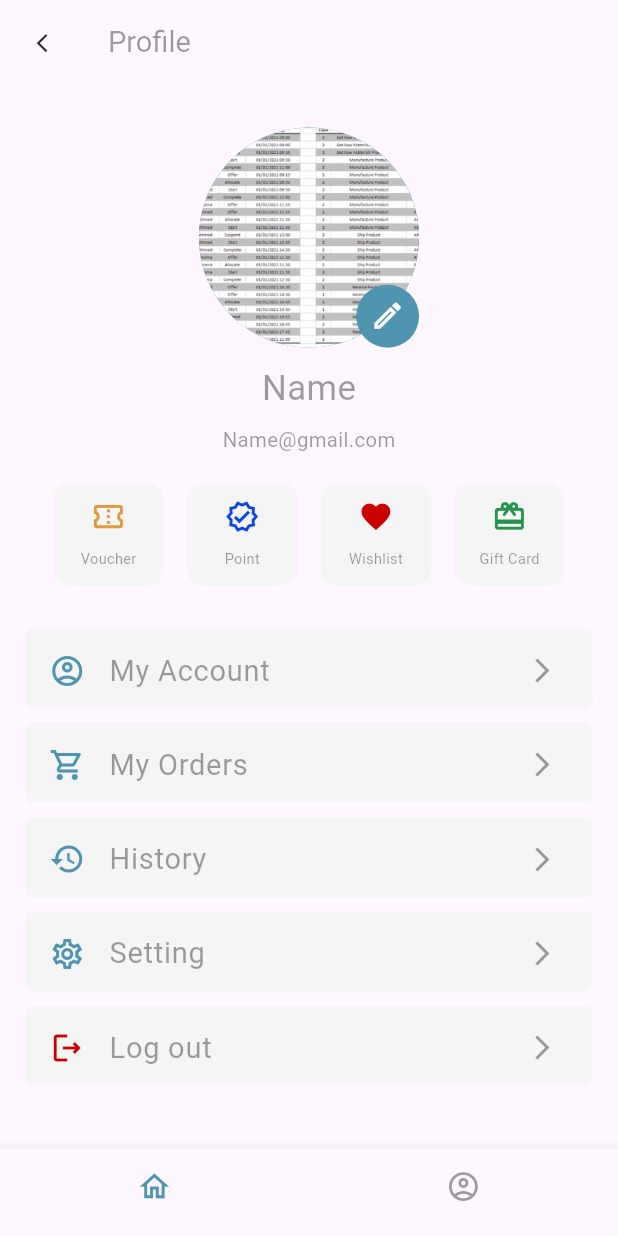
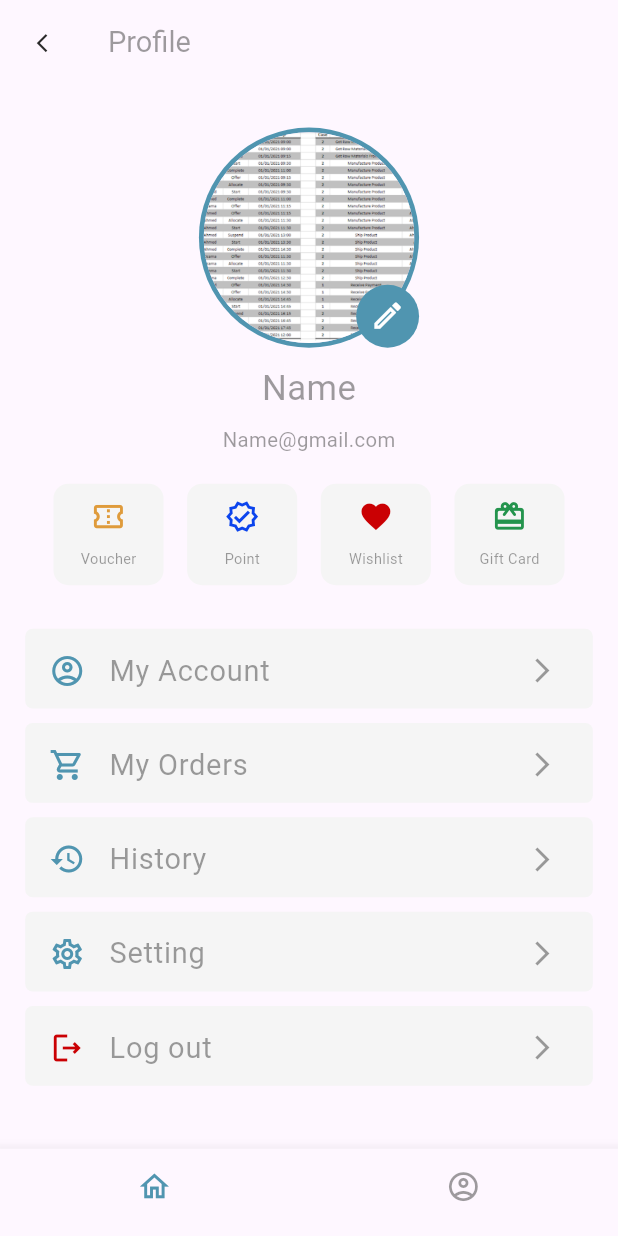
Before and after one commit to alaa-hossam/GP_frontend, a Flutter app: the Profile screen opened by its route, on a phone screen of 412 x 824 dp. Run offline on Flutter 3.47's test engine with Material 3 defaults, Android fonts, the phone set to English and light mode, and no system bars; our stand-ins replace device_info_plus, device_preview, image_picker; Roboto replaces fonts that are missing (Rubik, title-bold).

Commit message:
edit profile

```diff
--- a/lib/views/ProfileView.dart
+++ b/lib/views/ProfileView.dart
@@ -53,9 +53,12 @@ class _ProfileState extends State<Profile> {
               Stack(
                 children: [
                   CircleAvatar(
-                    backgroundImage: AssetImage('assets/images/BPM.png'),
                     backgroundColor: SizeConfig.iconColor,
                     radius: SizeConfig.horizontalBlock * 70,
+                    child: CircleAvatar(
+                      backgroundImage: AssetImage('assets/images/BPM.png'),
+                      radius: SizeConfig.horizontalBlock * 67,
+                    ),
                   ),
                   Positioned(
                     right: 0,
--- a/lib/widgets/BottomBar.dart
+++ b/lib/widgets/BottomBar.dart
@@ -70,7 +70,7 @@ class buttonProvider extends ChangeNotifier {
     _oldselected = _selectedIndex;
     _selectedIndex = index;
     if(_oldselected != _selectedIndex) {
-      Navigator.push(
+      Navigator.pushReplacement(
         context,
         MaterialPageRoute(builder: (context) => _widgetOptions[index]),
       );
```
